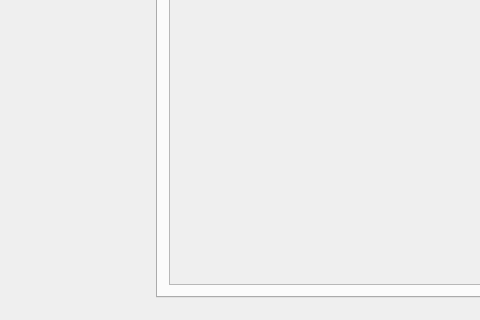
The window that src/jamtaba/gui/mainframe.ui (elieserdejesus/JamTaba) describes before a commit, drawn with Qt 5; both pictures show x 0 to 480 and y 430 to 750 of the 1160 by 750 pixel window.
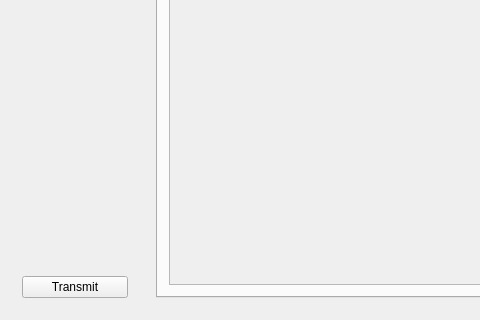
The same window after the commit.

Commit message: xmit working and improvements in style sheet

Diff of the .ui file:
```diff
--- a/src/jamtaba/gui/mainframe.ui
+++ b/src/jamtaba/gui/mainframe.ui
@@ -96,6 +96,22 @@
          </layout>
         </widget>
        </item>
+       <item row="3" column="0" colspan="2">
+        <widget class="QPushButton" name="xmitButton">
+         <property name="sizePolicy">
+          <sizepolicy hsizetype="Expanding" vsizetype="Fixed">
+           <horstretch>0</horstretch>
+           <verstretch>0</verstretch>
+          </sizepolicy>
+         </property>
+         <property name="text">
+          <string>Transmit</string>
+         </property>
+         <property name="checkable">
+          <bool>true</bool>
+         </property>
+        </widget>
+       </item>
       </layout>
      </widget>
     </item>
```
Left out of the diff: 20 changed lines with no effect on the pictures. The commit also changes 15 other files.
